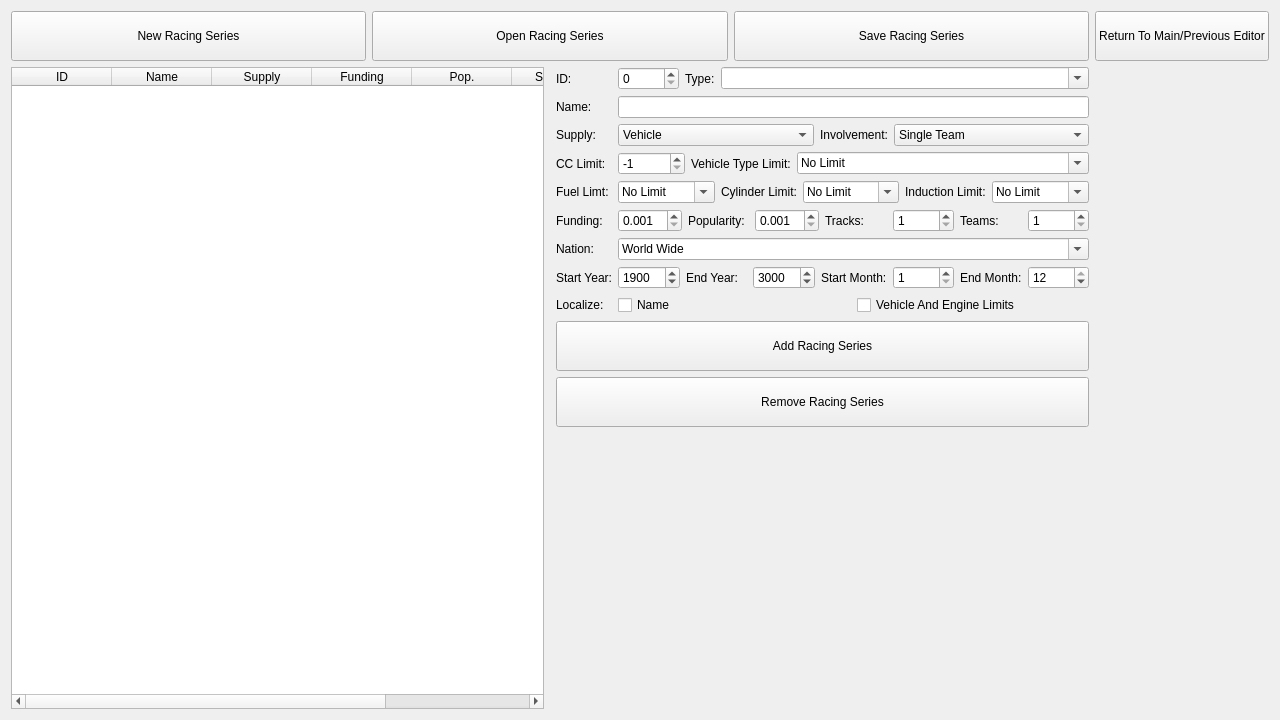
First picture: the form in RacingSeriesEditor.ui, repository gearcity/GearCity_ModTools, before the edit.
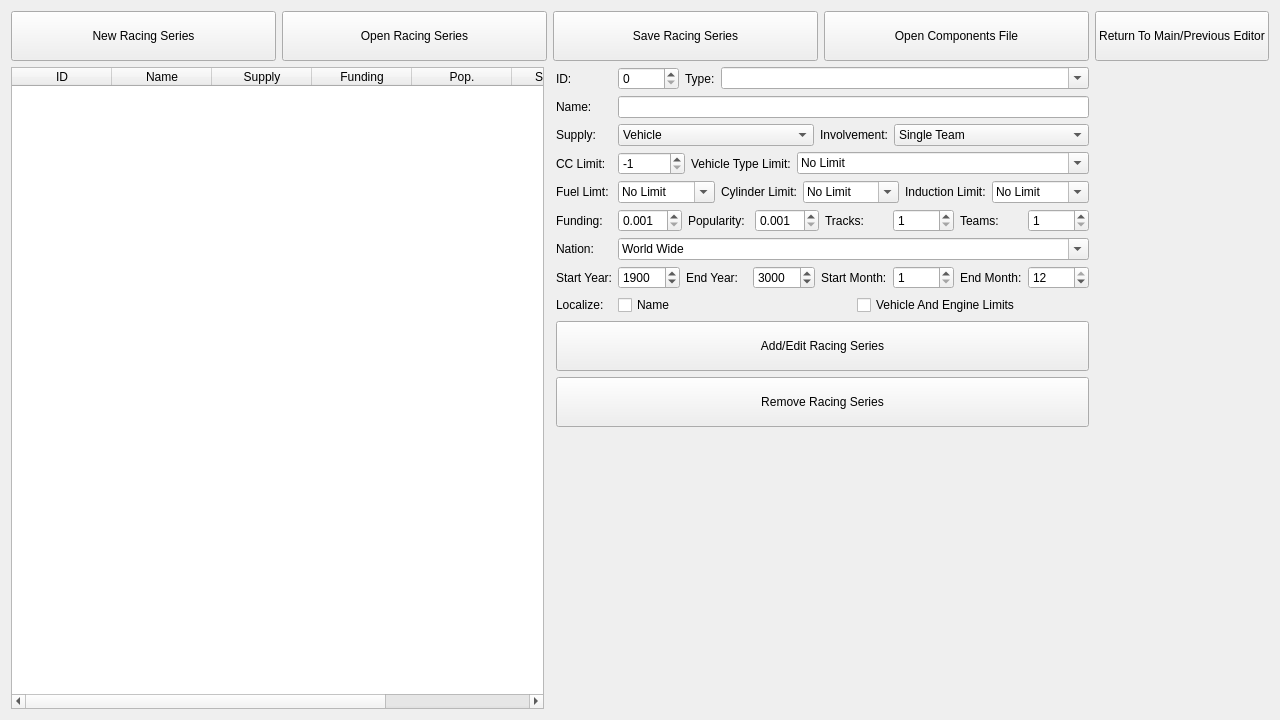
Second picture: the form after the edit.

Patch:
```diff
--- a/RacingSeriesEditor.ui
+++ b/RacingSeriesEditor.ui
@@ -55,6 +55,19 @@
        </property>
       </widget>
      </item>
+     <item>
+      <widget class="QPushButton" name="button_OpenComponents">
+       <property name="minimumSize">
+        <size>
+         <width>0</width>
+         <height>50</height>
+        </size>
+       </property>
+       <property name="text">
+        <string>Open Components File</string>
+       </property>
+      </widget>
+     </item>
     </layout>
    </item>
    <item row="0" column="4">
@@ -493,7 +506,7 @@
         </size>
        </property>
        <property name="text">
-        <string>Add Racing Series</string>
+        <string>Add/Edit Racing Series</string>
        </property>
       </widget>
      </item>
```
